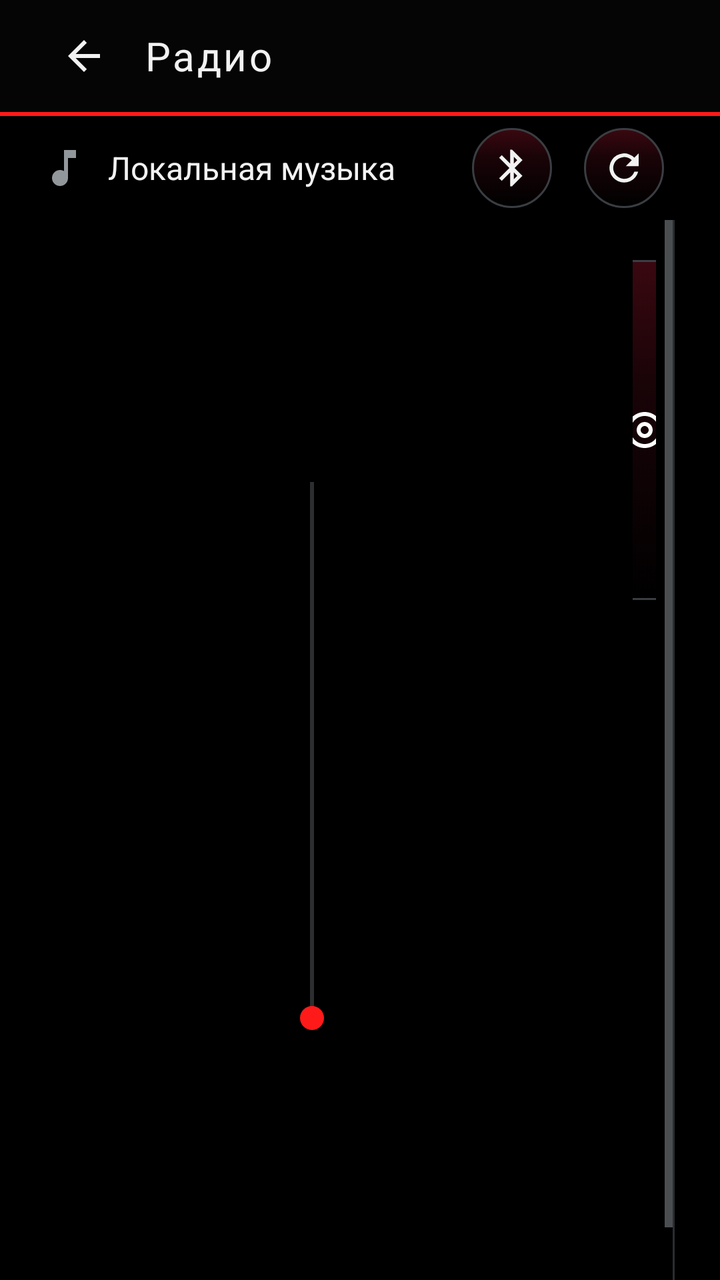
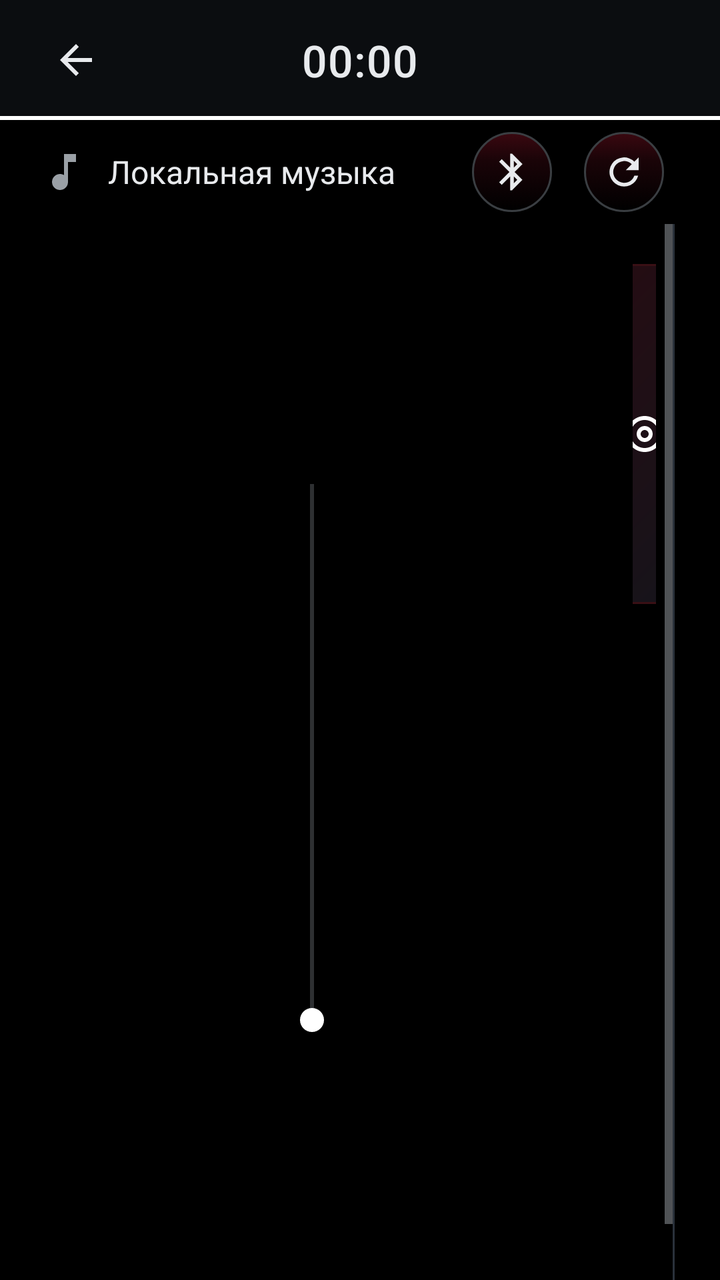

Before-and-after screenshots of an Android layout around one commit, followed by the original layout XML and the change that was made.
<!-- AndroidManifest.xml: application theme Theme.VWShell -->
<!-- res/layout/fragment_media.xml -->
<?xml version="1.0" encoding="utf-8"?>
<LinearLayout xmlns:android="http://schemas.android.com/apk/res/android"
    android:layout_width="match_parent" android:layout_height="match_parent"
    android:orientation="vertical" android:background="@drawable/bg_screen_gradient">
    <include layout="@layout/layout_section_header"/>
    <View android:layout_width="match_parent" android:layout_height="@dimen/accent_line" android:background="@drawable/accent_line"/>

    
    <LinearLayout android:id="@+id/sourceBar"
        android:layout_width="match_parent" android:layout_height="wrap_content"
        android:orientation="horizontal" android:gravity="center_vertical"
        android:paddingStart="@dimen/screen_padding" android:paddingEnd="@dimen/screen_padding"
        android:paddingTop="6dp" android:paddingBottom="6dp">

        <ImageView android:id="@+id/sourceIcon" android:layout_width="@dimen/icon_sm"
            android:layout_height="@dimen/icon_sm" android:src="@drawable/ic_media"
            android:contentDescription="@string/media_source" android:tint="@color/vw_text_secondary"/>

        <TextView android:id="@+id/sourceLabel" android:layout_width="0dp" android:layout_height="wrap_content"
            android:layout_weight="1" android:layout_marginStart="10dp"
            android:singleLine="true" android:ellipsize="end"
            android:textColor="@color/vw_text_primary" android:textSize="@dimen/body_text"
            android:text="@string/media_local_title"/>

        <ImageButton android:id="@+id/btnSwitchSource" style="@style/VW.ControlButton.small"
            android:src="@drawable/ic_bluetooth" android:contentDescription="@string/media_switch_source"/>

        
        <ImageButton android:id="@+id/btnRescanIcon" style="@style/VW.ControlButton.small"
            android:layout_marginStart="8dp"
            android:src="@drawable/ic_refresh_small" android:contentDescription="@string/media_rescan"/>
    </LinearLayout>

    <LinearLayout android:layout_width="match_parent" android:layout_height="0dp" android:layout_weight="1"
        android:orientation="horizontal" android:baselineAligned="false">

        
        <FrameLayout android:id="@+id/volumeColumn"
            android:layout_width="wrap_content" android:layout_height="match_parent"
            android:paddingStart="6dp" android:paddingEnd="2dp">
            <SeekBar
                android:id="@+id/volumeSeekVertical"
                android:layout_width="300dp"
                android:layout_height="40dp"
                android:layout_gravity="center"
                android:max="100"
                android:progressTint="@color/vw_accent"
                android:thumbTint="@color/vw_accent"
                android:rotation="270"
                android:contentDescription="@string/media_volume"/>
        </FrameLayout>

        
        <ScrollView android:id="@+id/nowPlayingPanel"
            android:layout_width="0dp" android:layout_height="match_parent" android:layout_weight="5"
            android:fillViewport="true">
            <LinearLayout android:layout_width="match_parent" android:layout_height="wrap_content"
                android:orientation="vertical" android:gravity="center" android:padding="@dimen/screen_padding">

                <ImageView android:id="@+id/npArt"
                    android:layout_width="170dp" android:layout_height="170dp"
                    android:scaleType="centerInside"
                    android:background="@drawable/bg_tile"
                    android:src="@drawable/ic_album"
                    android:contentDescription="@string/media_local_title"/>

                <TextView android:id="@+id/npTrack" android:layout_width="match_parent" android:layout_height="wrap_content"
                    android:layout_marginTop="16dp" android:gravity="center" android:singleLine="true" android:ellipsize="end"
                    android:textColor="@color/vw_text_primary" android:textSize="24sp"/>
                <TextView android:id="@+id/npArtist" android:layout_width="match_parent" android:layout_height="wrap_content"
                    android:layout_marginTop="4dp" android:gravity="center" android:singleLine="true" android:ellipsize="end"
                    android:textColor="@color/vw_text_secondary" android:textSize="@dimen/title_text"/>

                
                <SeekBar android:id="@+id/npSeek" android:layout_width="match_parent" android:layout_height="wrap_content"
                    android:layout_marginTop="14dp" android:progressTint="@color/vw_accent"
                    android:thumbTint="@color/vw_accent" android:enabled="false"/>
                <LinearLayout android:layout_width="match_parent" android:layout_height="wrap_content"
                    android:orientation="horizontal">
                    <TextView android:id="@+id/npPos" android:layout_width="0dp" android:layout_height="wrap_content"
                        android:layout_weight="1" android:textColor="@color/vw_text_disabled" android:textSize="@dimen/small_text" android:text="0:00"/>
                    <TextView android:id="@+id/npDur" android:layout_width="wrap_content" android:layout_height="wrap_content"
                        android:textColor="@color/vw_text_disabled" android:textSize="@dimen/small_text" android:text="0:00"/>
                </LinearLayout>

                
                <LinearLayout android:layout_width="match_parent" android:layout_height="wrap_content"
                    android:orientation="horizontal" android:gravity="center" android:layout_marginTop="12dp">
                    <TextView android:id="@+id/npPosCenter" android:layout_width="wrap_content" android:layout_height="wrap_content"
                        android:textColor="@color/vw_text_secondary" android:textSize="@dimen/body_text" android:text="0:00"/>
                    <TextView android:layout_width="wrap_content" android:layout_height="wrap_content"
                        android:layout_marginStart="6dp" android:layout_marginEnd="6dp"
                        android:textColor="@color/vw_text_disabled" android:textSize="@dimen/body_text" android:text="/"/>
                    <TextView android:id="@+id/npDurCenter" android:layout_width="wrap_content" android:layout_height="wrap_content"
                        android:textColor="@color/vw_text_secondary" android:textSize="@dimen/body_text" android:text="0:00"/>
                </LinearLayout>

                <LinearLayout android:layout_width="wrap_content" android:layout_height="wrap_content"
                    android:orientation="horizontal" android:layout_gravity="center_horizontal" android:layout_marginTop="10dp">
                    <ImageButton android:id="@+id/btnPrev" style="@style/VW.ControlButton"
                        android:src="@drawable/ic_prev" android:contentDescription="@string/media_prev" android:alpha="0.35"/>
                    <ImageButton android:id="@+id/btnPlay" style="@style/VW.ControlButton.play"
                        android:src="@drawable/ic_play" android:contentDescription="@string/media_play" android:alpha="0.35"/>
                    <ImageButton android:id="@+id/btnNext" style="@style/VW.ControlButton"
                        android:src="@drawable/ic_next" android:contentDescription="@string/media_next" android:alpha="0.35"/>
                </LinearLayout>

                
                <View android:id="@+id/playerStatus" android:layout_width="0dp" android:layout_height="0dp" android:visibility="gone"/>
                <SeekBar android:id="@+id/volumeSeek" android:layout_width="0dp" android:layout_height="0dp" android:visibility="gone"/>

                
            </LinearLayout>
        </ScrollView>

        <View android:layout_width="1dp" android:layout_height="match_parent" android:background="@color/vw_divider"/>

        
        <LinearLayout android:layout_width="0dp" android:layout_height="match_parent" android:layout_weight="4"
            android:orientation="vertical" android:padding="@dimen/screen_padding">

            <TextView style="@style/VW.SectionLabel" android:layout_width="wrap_content" android:layout_height="wrap_content"
                android:text="@string/media_playlist"/>

            <FrameLayout android:layout_width="match_parent" android:layout_height="0dp" android:layout_weight="1"
                android:layout_marginTop="8dp">
                <androidx.recyclerview.widget.RecyclerView android:id="@+id/trackList"
                    android:layout_width="match_parent" android:layout_height="match_parent"
                    android:fadeScrollbars="false"/>
                <TextView android:id="@+id/playlistEmpty" android:layout_width="match_parent" android:layout_height="wrap_content"
                    android:layout_gravity="center" android:gravity="center" android:padding="16dp"
                    android:textColor="@color/vw_text_secondary" android:textSize="@dimen/body_text"
                    android:text="@string/media_local_empty" android:visibility="gone"/>
            </FrameLayout>
        </LinearLayout>
    </LinearLayout>
</LinearLayout>
<!-- res/layout/layout_section_header.xml (included above) -->
<?xml version="1.0" encoding="utf-8"?>
<LinearLayout xmlns:android="http://schemas.android.com/apk/res/android"
    android:layout_width="match_parent"
    android:layout_height="@dimen/topbar_height"
    android:orientation="horizontal"
    android:gravity="center_vertical"
    android:background="@color/vw_background"
    android:paddingStart="@dimen/screen_padding"
    android:paddingEnd="@dimen/screen_padding">

    <ImageButton
        android:id="@+id/btnBack"
        android:layout_width="44dp"
        android:layout_height="44dp"
        android:background="@drawable/btn_back_round_bg"
        android:src="@drawable/ic_back"
        android:scaleType="centerInside"
        android:contentDescription="@string/back"
        android:focusable="true"/>

    <TextView
        android:id="@+id/sectionTitle"
        android:layout_width="0dp"
        android:layout_height="wrap_content"
        android:layout_weight="1"
        android:layout_marginStart="8dp"
        android:textColor="@color/vw_text_primary"
        android:textSize="@dimen/title_text"
        android:letterSpacing="0.06"
        android:text="@string/radio_title"/>

    <TextView
        android:id="@+id/headerClock"
        android:layout_width="wrap_content"
        android:layout_height="wrap_content"
        android:textColor="@color/vw_text_secondary"
        android:textSize="@dimen/body_text"
        android:fontFamily="sans-serif-light"/>
</LinearLayout>
<!-- resources referenced by this layout -->
<resources>
  <color name="vw_accent">#FFFF1A1A</color>
  <color name="vw_background">#FF050505</color>
  <color name="vw_divider">#FF2A2D30</color>
  <color name="vw_text_primary">#FFF2F2F2</color>
  <color name="vw_text_secondary">#FF92979C</color>
  <dimen name="accent_line">2dp</dimen>
  <dimen name="topbar_height">56dp</dimen>
  <!-- drawable accent_line (drawable) -->
  <?xml version="1.0" encoding="utf-8"?>
  <shape xmlns:android="http://schemas.android.com/apk/res/android" android:shape="rectangle">
      <solid android:color="@color/vw_accent"/>
  </shape>
  <!-- drawable bg_tile (drawable) -->
  <?xml version="1.0" encoding="utf-8"?>
  <selector xmlns:android="http://schemas.android.com/apk/res/android">
      <item android:state_pressed="true">
          <layer-list>
              <item android:drawable="@drawable/bg_tile_gradient"/>
              <item>
                  <shape android:shape="rectangle">
                      <solid android:color="#22FFFFFF"/>
                      <corners android:radius="@dimen/tile_radius"/>
                      <stroke android:width="@dimen/tile_stroke" android:color="@color/vw_accent"/>
                  </shape>
              </item>
          </layer-list>
      </item>
      <item android:state_focused="true">
          <layer-list>
              <item android:drawable="@drawable/bg_tile_gradient"/>
              <item>
                  <shape android:shape="rectangle">
                      <solid android:color="#00000000"/>
                      <corners android:radius="@dimen/tile_radius"/>
                      <stroke android:width="@dimen/tile_stroke" android:color="@color/vw_accent"/>
                  </shape>
              </item>
          </layer-list>
      </item>
      <item android:state_selected="true">
          <layer-list>
              <item android:drawable="@drawable/bg_tile_gradient"/>
              <item>
                  <shape android:shape="rectangle">
                      <solid android:color="#00000000"/>
                      <corners android:radius="@dimen/tile_radius"/>
                      <stroke android:width="@dimen/tile_stroke" android:color="@color/vw_accent"/>
                  </shape>
              </item>
          </layer-list>
      </item>
      <item android:drawable="@drawable/bg_tile_gradient"/>
  </selector>
  <!-- drawable ic_back (drawable) -->
  <?xml version="1.0" encoding="utf-8"?>
  <vector xmlns:android="http://schemas.android.com/apk/res/android"
      android:width="24dp" android:height="24dp"
      android:viewportWidth="24" android:viewportHeight="24"
      android:tint="@color/vw_icon_tint">
      <path android:fillColor="#FFFFFFFF" android:pathData="M20,11H7.83l5.59,-5.59L12,4l-8,8 8,8 1.41,-1.41L7.83,13H20v-2z"/>
  </vector>
  <string name="back">Назад</string>
  <string name="radio_title">Радио</string>
  <style name="VW.SectionLabel" parent="">
          <item name="android:textColor">@color/vw_text_secondary</item>
          <item name="android:textSize">@dimen/small_text</item>
          <item name="android:letterSpacing">0.12</item>
          <item name="android:textAllCaps">true</item>
          <item name="android:fontFamily">sans-serif-medium</item>
      </style>
  <!-- drawable bg_tile_gradient (drawable) -->
  <?xml version="1.0" encoding="utf-8"?>
  <layer-list xmlns:android="http://schemas.android.com/apk/res/android">
      <item>
                  <shape android:shape="rectangle">
                      <gradient
                          android:type="linear"
                          android:angle="270"
                          android:startColor="@color/tile_grad_top"
                          android:centerColor="@color/tile_grad_mid"
                          android:centerX="0.35"
                          android:endColor="@color/tile_grad_bottom" />
                      <corners android:radius="@dimen/tile_radius" />
                      <stroke android:width="@dimen/tile_stroke" android:color="@color/vw_stroke" />
                  </shape>
      </item>
  </layer-list>
  <color name="vw_icon_tint">#FFF2F2F2</color>
  <!-- unchanged entries left out for length: 43 -->
</resources>

<!-- the commit's change to res/layout/fragment_media.xml (unified diff, before → after) -->
@@ -3,7 +3,6 @@
     android:layout_width="match_parent" android:layout_height="match_parent"
     android:orientation="vertical" android:background="@drawable/bg_screen_gradient">
     <include layout="@layout/layout_section_header"/>
-    <View android:layout_width="match_parent" android:layout_height="@dimen/accent_line" android:background="@drawable/accent_line"/>
 
     
     <LinearLayout android:id="@+id/sourceBar"
@@ -45,7 +44,7 @@
                 android:layout_gravity="center"
                 android:max="100"
                 android:progressTint="@color/vw_accent"
-                android:thumbTint="@color/vw_accent"
+                android:thumbTint="#FFFFFF"
                 android:rotation="270"
                 android:contentDescription="@string/media_volume"/>
         </FrameLayout>
@@ -60,7 +59,7 @@
                 <ImageView android:id="@+id/npArt"
                     android:layout_width="170dp" android:layout_height="170dp"
                     android:scaleType="centerInside"
-                    android:background="@drawable/bg_tile"
+                    android:background="@drawable/bg_album_art"
                     android:src="@drawable/ic_album"
                     android:contentDescription="@string/media_local_title"/>
 
@@ -74,7 +73,7 @@
                 
                 <SeekBar android:id="@+id/npSeek" android:layout_width="match_parent" android:layout_height="wrap_content"
                     android:layout_marginTop="14dp" android:progressTint="@color/vw_accent"
-                    android:thumbTint="@color/vw_accent" android:enabled="false"/>
+                    android:thumbTint="#FFFFFF" android:enabled="false"/>
                 <LinearLayout android:layout_width="match_parent" android:layout_height="wrap_content"
                     android:orientation="horizontal">
                     <TextView android:id="@+id/npPos" android:layout_width="0dp" android:layout_height="wrap_content"
@@ -119,7 +118,9 @@
         <LinearLayout android:layout_width="0dp" android:layout_height="match_parent" android:layout_weight="4"
             android:orientation="vertical" android:padding="@dimen/screen_padding">
 
-            <TextView style="@style/VW.SectionLabel" android:layout_width="wrap_content" android:layout_height="wrap_content"
+            <TextView android:layout_width="wrap_content" android:layout_height="wrap_content"
+                android:fontFamily="sans-serif-medium" android:letterSpacing="0.12" android:textAllCaps="true"
+                android:textColor="#FF1A1A" android:textSize="@dimen/small_text"
                 android:text="@string/media_playlist"/>
 
             <FrameLayout android:layout_width="match_parent" android:layout_height="0dp" android:layout_weight="1"
@@ -137,41 +138,72 @@
 </LinearLayout>
 <!-- res/layout/layout_section_header.xml (included above) -->
 <?xml version="1.0" encoding="utf-8"?>
-<LinearLayout xmlns:android="http://schemas.android.com/apk/res/android"
+<androidx.constraintlayout.widget.ConstraintLayout xmlns:android="http://schemas.android.com/apk/res/android"
+    xmlns:app="http://schemas.android.com/apk/res-auto"
     android:layout_width="match_parent"
-    android:layout_height="@dimen/topbar_height"
-    android:orientation="horizontal"
-    android:gravity="center_vertical"
-    android:background="@color/vw_background"
-    android:paddingStart="@dimen/screen_padding"
-    android:paddingEnd="@dimen/screen_padding">
+    android:layout_height="60dp"
+    android:background="#0b0d10">
 
     <ImageButton
         android:id="@+id/btnBack"
         android:layout_width="44dp"
         android:layout_height="44dp"
+        android:layout_marginStart="16dp"
         android:background="@drawable/btn_back_round_bg"
-        android:src="@drawable/ic_back"
-        android:scaleType="centerInside"
+        android:src="@drawable/ic_arrow_back"
         android:contentDescription="@string/back"
-        android:focusable="true"/>
+        app:layout_constraintBottom_toBottomOf="parent"
+        app:layout_constraintStart_toStartOf="parent"
+        app:layout_constraintTop_toTopOf="parent"
+        app:tint="@color/vw_text_primary" />
+
+    <TextView
+        android:id="@+id/headerClock"
+        android:layout_width="wrap_content"
+        android:layout_height="wrap_content"
+        android:fontFamily="sans-serif-medium"
+        android:letterSpacing="0.02"
+        android:text="00:00"
+        android:textColor="@color/vw_text_primary"
+        android:textSize="22sp"
+        app:layout_constraintBottom_toBottomOf="parent"
+        app:layout_constraintEnd_toEndOf="parent"
+        app:layout_constraintStart_toStartOf="parent"
+        app:layout_constraintTop_toTopOf="parent" />
 
     <TextView
         android:id="@+id/sectionTitle"
         android:layout_width="0dp"
         android:layout_height="wrap_content"
-        android:layout_weight="1"
         android:layout_marginStart="8dp"
-        android:textColor="@color/vw_text_primary"
-        android:textSize="@dimen/title_text"
-        android:letterSpacing="0.06"
-        android:text="@string/radio_title"/>
+        android:layout_marginEnd="8dp"
+        android:alpha="0.55"
+        android:ellipsize="end"
+        android:singleLine="true"
+        android:textColor="@color/vw_text_secondary"
+        android:textSize="13sp"
+        app:layout_constraintBottom_toBottomOf="parent"
+        app:layout_constraintEnd_toStartOf="@id/headerDate"
+        app:layout_constraintStart_toEndOf="@id/headerClock"
+        app:layout_constraintTop_toTopOf="parent" />
 
     <TextView
-        android:id="@+id/headerClock"
+        android:id="@+id/headerDate"
         android:layout_width="wrap_content"
         android:layout_height="wrap_content"
+        android:layout_marginEnd="16dp"
         android:textColor="@color/vw_text_secondary"
-        android:textSize="@dimen/body_text"
-        android:fontFamily="sans-serif-light"/>
-</LinearLayout>
+        android:textSize="13sp"
+        app:layout_constraintBottom_toBottomOf="parent"
+        app:layout_constraintEnd_toEndOf="parent"
+        app:layout_constraintTop_toTopOf="parent" />
+
+    <View
+        android:layout_width="0dp"
+        android:layout_height="2dp"
+        android:background="#FFFFFF"
+        android:elevation="4dp"
+        app:layout_constraintBottom_toBottomOf="parent"
+        app:layout_constraintEnd_toEndOf="parent"
+        app:layout_constraintStart_toStartOf="parent" />
+</androidx.constraintlayout.widget.ConstraintLayout>
<!-- resource entries referenced after the edit -->
@@ -1,93 +1,32 @@
 <!-- resources referenced by this layout -->
 <resources>
-  <color name="vw_accent">#FFFF1A1A</color>
-  <color name="vw_background">#FF050505</color>
-  <color name="vw_divider">#FF2A2D30</color>
-  <color name="vw_text_primary">#FFF2F2F2</color>
-  <color name="vw_text_secondary">#FF92979C</color>
-  <dimen name="accent_line">2dp</dimen>
-  <dimen name="topbar_height">56dp</dimen>
-  <!-- drawable accent_line (drawable) -->
+  <color name="vw_accent">#FF1A1A</color>
+  <color name="vw_background">#000000</color>
+  <color name="vw_divider">#2a313b</color>
+  <color name="vw_text_primary">#e8eaed</color>
+  <color name="vw_text_secondary">#9aa0a6</color>
+  <!-- drawable bg_album_art (drawable) -->
   <?xml version="1.0" encoding="utf-8"?>
   <shape xmlns:android="http://schemas.android.com/apk/res/android" android:shape="rectangle">
-      <solid android:color="@color/vw_accent"/>
+      <gradient
+          android:type="linear"
+          android:angle="315"
+          android:startColor="@color/art_grad_start"
+          android:endColor="@color/art_grad_end" />
+      <stroke android:width="1dp" android:color="@color/art_border" />
+      <corners android:radius="4dp" />
   </shape>
-  <!-- drawable bg_tile (drawable) -->
-  <?xml version="1.0" encoding="utf-8"?>
-  <selector xmlns:android="http://schemas.android.com/apk/res/android">
-      <item android:state_pressed="true">
-          <layer-list>
-              <item android:drawable="@drawable/bg_tile_gradient"/>
-              <item>
-                  <shape android:shape="rectangle">
-                      <solid android:color="#22FFFFFF"/>
-                      <corners android:radius="@dimen/tile_radius"/>
-                      <stroke android:width="@dimen/tile_stroke" android:color="@color/vw_accent"/>
-                  </shape>
-              </item>
-          </layer-list>
-      </item>
-      <item android:state_focused="true">
-          <layer-list>
-              <item android:drawable="@drawable/bg_tile_gradient"/>
-              <item>
-                  <shape android:shape="rectangle">
-                      <solid android:color="#00000000"/>
-                      <corners android:radius="@dimen/tile_radius"/>
-                      <stroke android:width="@dimen/tile_stroke" android:color="@color/vw_accent"/>
-                  </shape>
-              </item>
-          </layer-list>
-      </item>
-      <item android:state_selected="true">
-          <layer-list>
-              <item android:drawable="@drawable/bg_tile_gradient"/>
-              <item>
-                  <shape android:shape="rectangle">
-                      <solid android:color="#00000000"/>
-                      <corners android:radius="@dimen/tile_radius"/>
-                      <stroke android:width="@dimen/tile_stroke" android:color="@color/vw_accent"/>
-                  </shape>
-              </item>
-          </layer-list>
-      </item>
-      <item android:drawable="@drawable/bg_tile_gradient"/>
-  </selector>
-  <!-- drawable ic_back (drawable) -->
-  <?xml version="1.0" encoding="utf-8"?>
+  <!-- drawable ic_arrow_back (drawable) -->
   <vector xmlns:android="http://schemas.android.com/apk/res/android"
-      android:width="24dp" android:height="24dp"
-      android:viewportWidth="24" android:viewportHeight="24"
-      android:tint="@color/vw_icon_tint">
-      <path android:fillColor="#FFFFFFFF" android:pathData="M20,11H7.83l5.59,-5.59L12,4l-8,8 8,8 1.41,-1.41L7.83,13H20v-2z"/>
+      android:width="24dp" android:height="24dp" android:viewportWidth="24" android:viewportHeight="24">
+      <path android:pathData="M20,11 L7.83,11 L13.42,5.41 L12,4 L4,12 L12,20 L13.41,18.59 L7.83,13 L20,13 Z"
+          android:fillColor="#FFFFFFFF"/>
   </vector>
   <string name="back">Назад</string>
-  <string name="radio_title">Радио</string>
-  <style name="VW.SectionLabel" parent="">
-          <item name="android:textColor">@color/vw_text_secondary</item>
-          <item name="android:textSize">@dimen/small_text</item>
-          <item name="android:letterSpacing">0.12</item>
-          <item name="android:textAllCaps">true</item>
-          <item name="android:fontFamily">sans-serif-medium</item>
-      </style>
-  <!-- drawable bg_tile_gradient (drawable) -->
-  <?xml version="1.0" encoding="utf-8"?>
-  <layer-list xmlns:android="http://schemas.android.com/apk/res/android">
-      <item>
-                  <shape android:shape="rectangle">
-                      <gradient
-                          android:type="linear"
-                          android:angle="270"
-                          android:startColor="@color/tile_grad_top"
-                          android:centerColor="@color/tile_grad_mid"
-                          android:centerX="0.35"
-                          android:endColor="@color/tile_grad_bottom" />
-                      <corners android:radius="@dimen/tile_radius" />
-                      <stroke android:width="@dimen/tile_stroke" android:color="@color/vw_stroke" />
-                  </shape>
-      </item>
-  </layer-list>
-  <color name="vw_icon_tint">#FFF2F2F2</color>
+  <color name="art_grad_start">#FF2A0A10</color>
+  <color name="art_grad_end">#FF11161D</color>
+  <color name="art_border">#FF3A1015</color>
+  <color name="vw_icon_tint">#e8eaed</color>
   <!-- unchanged entries left out for length: 43 -->
 </resources>
 
